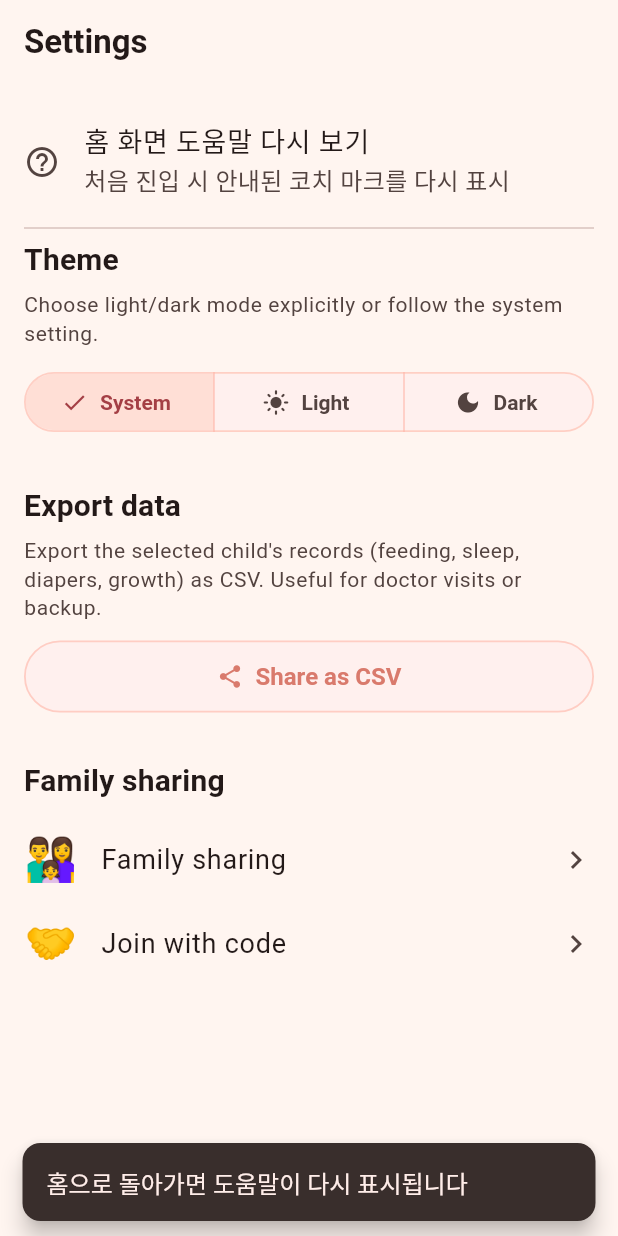
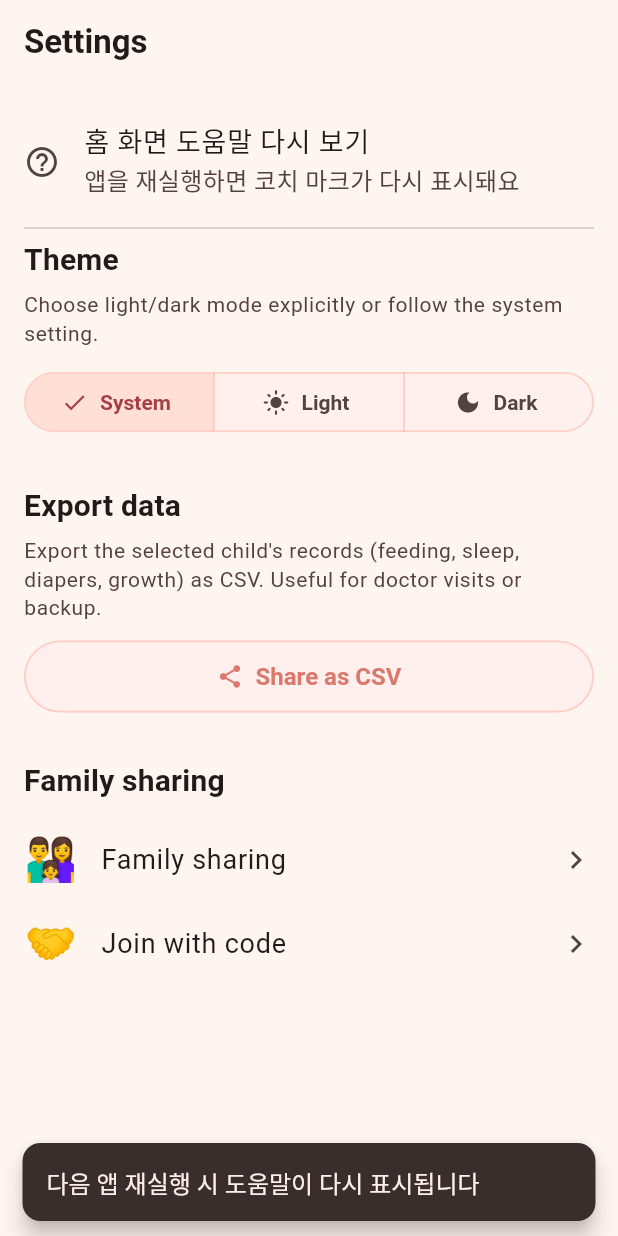
Before and after one commit to sarbrinjo85/BabyNote, a Flutter app: the SettingsPage screen opened by its route, after a tap on "홈 화면 도움말 다시 보기", on a phone screen of 412 x 824 dp. Run offline on Flutter 3.47's test engine with Material 3 defaults, Android fonts, the phone set to English and light mode, and no system bars; our stand-ins replace fl_chart, flutter_local_notifications, flutter_riverpod, go_router, google_fonts, image_picker and 6 more; missing offline and left inert: home_widget, tutorial_coach_mark; accounts and stored records are empty; Roboto replaces fonts that are missing (Jua); statements that could not run were skipped.

Commit message:
온보딩 — "다시 보지 않기" + 설정 다시 보기는 재실행 후 표시
OnboardingCoach
- 스킵 버튼 텍스트 "건너뛰기" → "다시 보지 않기"로 변경
- _dismissedThisSession 세션 플래그 추가:
  · 한 번 닫히면(skip/finish) 같은 세션에서는 자동 표시 X
  · 앱 재시작 시 자동 false
- markUnseenForNextLaunch() 신규: seen 해제 + 세션 dismissed=true 동시 설정
  → 같은 세션에서는 즉시 안 뜨고 앱 재시작 시에만 다시 표시

설정 "홈 화면 도움말 다시 보기" 항목
- resetForTest → markUnseenForNextLaunch 호출로 변경
- 안내 텍스트 "다음 앱 재실행 시 도움말이 다시 표시됩니다"

Co-Authored-By: Claude Opus 4.7 <noreply@anthropic.com>

```diff
--- a/lib/features/onboarding/presentation/onboarding_coach.dart
+++ b/lib/features/onboarding/presentation/onboarding_coach.dart
@@ -18,6 +18,10 @@ class OnboardingCoach {
 
   static const _prefKey = 'seen_home_onboarding';
 
+  /// 현재 앱 세션에서 한 번이라도 닫힌 적 있으면 더 이상 자동 표시 X.
+  /// 앱 재시작하면 false로 초기화 → seen=false라면 다시 표시.
+  static bool _dismissedThisSession = false;
+
   // 하이라이트 대상 GlobalKey들 — 홈 화면에서 부착.
   static final addChildKey = GlobalKey();
   static final bellKey = GlobalKey();
@@ -36,13 +40,25 @@ class OnboardingCoach {
     await prefs.setBool(_prefKey, true);
   }
 
+  /// 다음 앱 재실행 시 코치 마크가 다시 보이도록 — seen 플래그 해제.
+  /// 현재 세션에서는 이미 본 것으로 처리(_dismissedThisSession=true)되어
+  /// 즉시 재표시되지 않음.
+  static Future<void> markUnseenForNextLaunch() async {
+    final prefs = await SharedPreferences.getInstance();
+    await prefs.remove(_prefKey);
+    _dismissedThisSession = true;
+  }
+
   static Future<void> resetForTest() async {
     final prefs = await SharedPreferences.getInstance();
     await prefs.remove(_prefKey);
+    _dismissedThisSession = false;
   }
 
   /// 첫 실행이면 코치 마크 시작.
+  /// 현재 세션에서 이미 한 번 닫혔다면(_dismissedThisSession) 표시 안 함.
   static Future<void> maybeShow(BuildContext context) async {
+    if (_dismissedThisSession) return;
     if (await hasSeen()) return;
     if (!context.mounted) return;
     show(context);
@@ -174,8 +190,7 @@ class OnboardingCoach {
       opacityShadow: 0.85,
       paddingFocus: 6,
       hideSkip: false,
-      textSkip: '건너뛰기',
-      // 기본 위치(우하단)는 FAB와 겹쳐서 우상단으로 이동
+      textSkip: '다시 보지 않기',
       alignSkip: Alignment.topRight,
       textStyleSkip: TextStyle(
         color: Colors.white,
@@ -183,11 +198,14 @@ class OnboardingCoach {
         fontWeight: FontWeight.w700,
       ),
       onSkip: () {
+        // "다시 보지 않기" — seen=true 영구 저장 + 세션 dismissed 표시
         markSeen();
+        _dismissedThisSession = true;
         return true;
       },
       onFinish: () {
         markSeen();
+        _dismissedThisSession = true;
       },
       pulseEnable: true,
       focusAnimationDuration: const Duration(milliseconds: 350),
--- a/lib/features/settings/presentation/settings_page.dart
+++ b/lib/features/settings/presentation/settings_page.dart
@@ -98,13 +98,13 @@ class _SettingsPageState extends ConsumerState<SettingsPage> {
               contentPadding: EdgeInsets.zero,
               leading: const Icon(Icons.help_outline),
               title: const Text('홈 화면 도움말 다시 보기'),
-              subtitle: const Text('처음 진입 시 안내된 코치 마크를 다시 표시'),
+              subtitle: const Text('앱을 재실행하면 코치 마크가 다시 표시돼요'),
               onTap: () async {
-                await OnboardingCoach.resetForTest();
+                await OnboardingCoach.markUnseenForNextLaunch();
                 if (!context.mounted) return;
                 ScaffoldMessenger.of(context).showSnackBar(
                   const SnackBar(
-                    content: Text('홈으로 돌아가면 도움말이 다시 표시됩니다'),
+                    content: Text('다음 앱 재실행 시 도움말이 다시 표시됩니다'),
                   ),
                 );
               },
```
